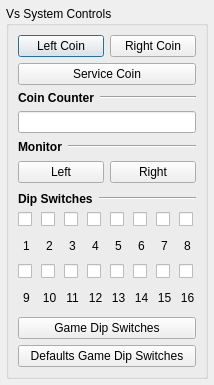
Qt form src/gui/designer/dlgVsSystem.ui (punesemu/puNES) before a commit.
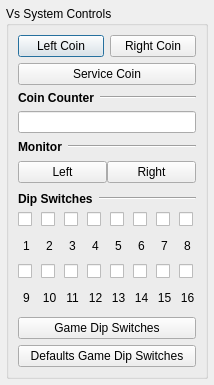
The same form after that commit.

Commit message: Changed the monitor selection button stylesheet.

Diff of the .ui file:
```diff
--- a/src/gui/designer/dlgVsSystem.ui
+++ b/src/gui/designer/dlgVsSystem.ui
@@ -151,6 +151,9 @@
          </item>
          <item>
           <layout class="QHBoxLayout" name="horizontalLayout_Button_Monitor">
+           <property name="spacing">
+            <number>0</number>
+           </property>
            <item>
             <widget class="QPushButton" name="pushButton_Left_Monitor">
              <property name="text">
```
The commit also changes 1 other file.
